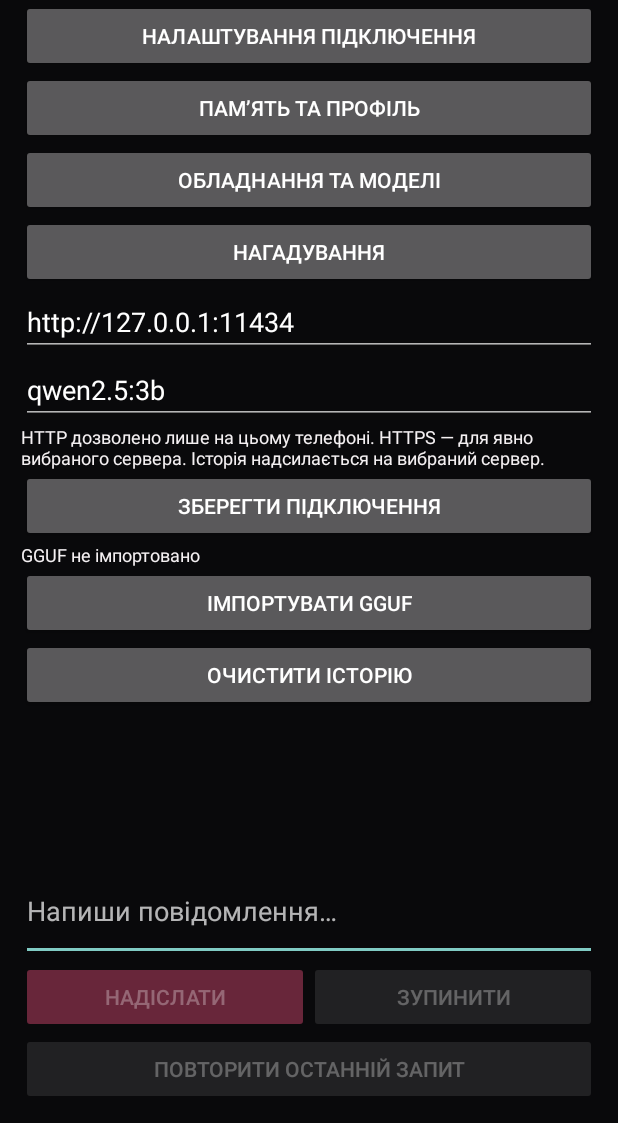
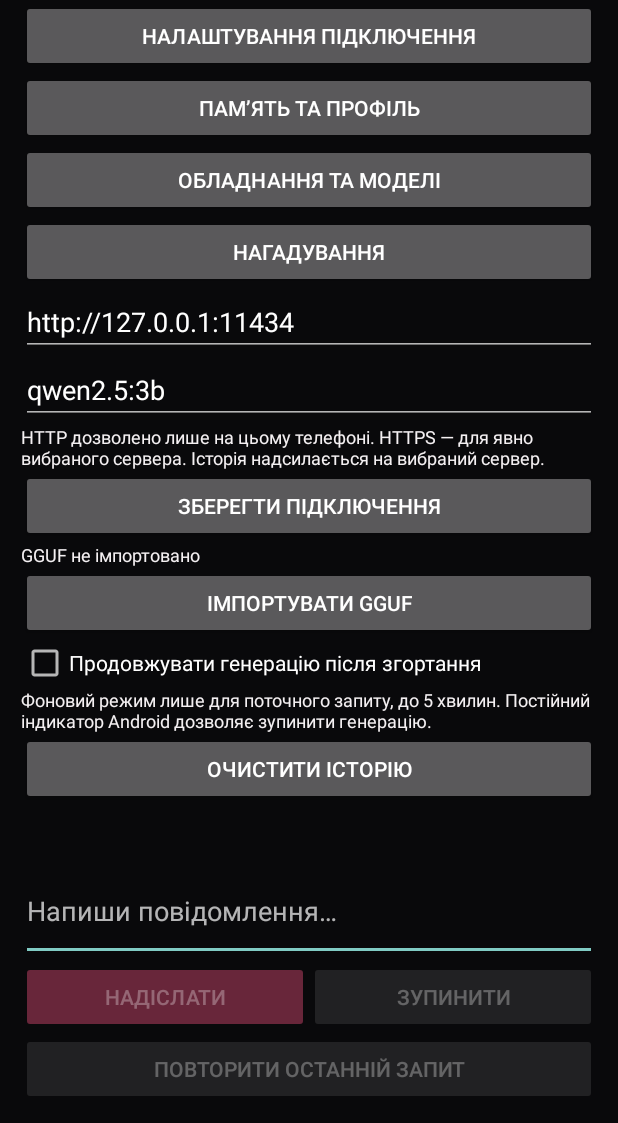
Before and after one commit to mazerfaker/HATORI-AI, an Android app: the screen it shows after launch (MainActivity), after a tap on "НАЛАШТУВАННЯ ПІДКЛЮЧЕННЯ", on a phone screen of 412 x 824 dp, the part 113-1236 px from its top. Run offline under Robolectric (Android 15) with nearby library versions, the phone set to English and light mode, and no system bars; 1 statement that could not run was skipped.

Commit message:
Reconnect mobile UI to persistent in-process generation session

```diff
--- a/android/app/src/main/java/com/hatoriel/app/MainActivity.java
+++ b/android/app/src/main/java/com/hatoriel/app/MainActivity.java
@@ -25,6 +25,9 @@ public final class MainActivity extends Activity {
     private EditText input, endpoint, modelField;
     private Button send,stop,clear;
     private ChatTransport active;
+    private final android.os.Handler sessionHandler=new android.os.Handler(android.os.Looper.getMainLooper());
+    private long sessionRevision=-1;
+    private final Runnable sessionWatch=new Runnable(){public void run(){syncSession();sessionHandler.postDelayed(this,150);}};
     private boolean ready,destroyed,importing;
     private TextView localModelStatus;
     private Button importModel;
@@ -76,14 +79,17 @@ public final class MainActivity extends Activity {
         importModel=new Button(this);importModel.setText("Імпортувати GGUF");settings.addView(importModel);
         importModel.setOnClickListener(v->{if(importing||active!=null)return;new AlertDialog.Builder(this).setTitle("Імпорт локальної моделі").setMessage("Файл копіюється в приватне сховище Hatoriel. Попередня локальна модель буде замінена після успішного імпорту. Запуск моделі ще експериментальний і не підключений.").setNegativeButton("Скасувати",null).setPositiveButton("Обрати файл",(d,w)->{android.content.Intent intent=new android.content.Intent(android.content.Intent.ACTION_OPEN_DOCUMENT);intent.setType("*/*");intent.addCategory(android.content.Intent.CATEGORY_OPENABLE);try{startActivityForResult(intent,71);}catch(android.content.ActivityNotFoundException e){status.setText("Файловий менеджер недоступний");}}).show();});
         refreshLocalModel();
+        CheckBox background=new CheckBox(this);background.setText("Продовжувати генерацію після згортання");background.setChecked(prefs.getBoolean("background_generation",false));settings.addView(background);
+        background.setOnCheckedChangeListener((b,value)->{prefs.edit().putBoolean("background_generation",value).apply();if(value&&android.os.Build.VERSION.SDK_INT>=33&&checkSelfPermission(android.Manifest.permission.POST_NOTIFICATIONS)!=android.content.pm.PackageManager.PERMISSION_GRANTED)requestPermissions(new String[]{android.Manifest.permission.POST_NOTIFICATIONS},46);});
+        settings.addView(label("Фоновий режим лише для поточного запиту, до 5 хвилин. Постійний індикатор Android дозволяє зупинити генерацію.",12));
         clear=new Button(this);clear.setText("Очистити історію");settings.addView(clear);
         clear.setOnClickListener(v->new AlertDialog.Builder(this).setTitle("Видалити локальну історію?").setNegativeButton("Скасувати",null).setPositiveButton("Видалити",(d,w)->{if(active==null){history=new JSONArray();prefs.edit().remove("history").apply();render();}}).show());
         scroll=new ScrollView(this);messages=new LinearLayout(this);messages.setOrientation(LinearLayout.VERTICAL);scroll.addView(messages);root.addView(scroll,new LinearLayout.LayoutParams(-1,0,1));
         input=new EditText(this);input.setHint("Напиши повідомлення…");input.setMinLines(2);input.setMaxLines(4);root.addView(input);
         LinearLayout buttons=new LinearLayout(this);send=new Button(this);send.setText("Надіслати");stop=new Button(this);stop.setText("Зупинити");buttons.addView(send,new LinearLayout.LayoutParams(0,-2,1));buttons.addView(stop,new LinearLayout.LayoutParams(0,-2,1));root.addView(buttons);send.setBackgroundTintList(android.content.res.ColorStateList.valueOf(0xff68263a));retry=new Button(this);retry.setText("Повторити останній запит");root.addView(retry);retry.setOnClickListener(v->retryLast());
         try{status.setText("Rust Core "+NativeCore.version()+" · "+base);ready=true;}catch(LinkageError e){status.setText("Rust Core недоступне: "+e.getMessage());}
-        send.setOnClickListener(v->generate());stop.setOnClickListener(v->{if(active!=null){active.cancel();status.setText("Зупинення…");}});
-        setContentView(root);root.requestApplyInsets();render();busy(false);MobileReminders.channel(this);
+        send.setOnClickListener(v->generate());stop.setOnClickListener(v->{GenerationSession.cancel();syncSession();});
+        setContentView(root);root.requestApplyInsets();render();busy(false);syncSession();MobileReminders.channel(this);
     }
     private void generate(){
         String query=input.getText().toString().trim();if(!ready||active!=null||query.isEmpty())return;
@@ -106,19 +112,27 @@ public final class MainActivity extends Activity {
         // Bound the JNI input while retaining the newest user message.
         while(context.length()>1&&context.toString().getBytes(java.nio.charset.StandardCharsets.UTF_8).length>240000)context.remove(0);
         final String data;try{data=memory.context(context);}catch(JSONException e){status.setText(e.toString());return;}final String server=base,selectedModel=model;
-        ChatTransport transport=new ChatTransport();active=transport;draftText="";render();busy(true);status.setText("Hatoriel думає…");
-        new Thread(()->{
-            String reply=null,error=null;
-            try{String prepared=NativeCore.prepareMemory(data);if(prepared==null||!prepared.startsWith("["))throw new IllegalStateException("Core: "+prepared);
-                final long[] lastUpdate={0};reply=transport.request(server,selectedModel,new JSONArray(prepared),partial->{long now=android.os.SystemClock.elapsedRealtime();if(now-lastUpdate[0]<60)return;lastUpdate[0]=now;runOnUiThread(()->{if(destroyed||active!=transport||transport.isCancelled())return;draftText=partial;draftView.setText(partial);scroll.post(()->scroll.fullScroll(View.FOCUS_DOWN));});});
-            }catch(Exception|LinkageError e){error=e.getMessage()==null?e.toString():e.getMessage();}
-            final String result=reply,failure=error;
-            runOnUiThread(()->{if(destroyed||active!=transport)return;active=null;draftText="";render();busy(false);
-                if(transport.isCancelled()){status.setText("Зупинено");return;}
-                if(failure!=null){status.setText("Помилка: "+failure);return;}
-                try{append("assistant",result);render();busy(false);status.setText("Готово");send.performHapticFeedback(android.view.HapticFeedbackConstants.CLOCK_TICK);}catch(JSONException e){status.setText(e.toString());}
-            });
-        },"hatoriel-inference").start();
+        boolean keep=prefs.getBoolean("background_generation",false);
+        android.os.PowerManager power=getSystemService(android.os.PowerManager.class);
+        if(power!=null&&power.isPowerSaveMode())keep=false;
+        if(android.os.Build.VERSION.SDK_INT>=33&&checkSelfPermission(android.Manifest.permission.POST_NOTIFICATIONS)!=android.content.pm.PackageManager.PERMISSION_GRANTED)keep=false;
+        try{
+            GenerationSession.start(this,data,server,selectedModel,keep);
+            if(keep){try{startForegroundService(new android.content.Intent(this,GenerationService.class));}catch(RuntimeException e){GenerationSession.background=false;GenerationSession.status="Фоновий сервіс недоступний; генерація лише у відкритому чаті";GenerationSession.revision++;}}
+            syncSession();
+        }catch(RuntimeException e){status.setText("Помилка: "+e.getMessage());}
+    }
+    private void syncSession(){
+        if(sessionRevision==GenerationSession.revision)return;
+        sessionRevision=GenerationSession.revision;
+        ChatTransport previous=active;active=GenerationSession.active;
+        draftText=GenerationSession.partial;
+        if(previous!=active||active==null){
+            try{history=new JSONArray(prefs.getString("history","[]"));}catch(JSONException ignored){}
+            render();busy(active!=null);
+            if(previous!=null&&active==null&&"Готово".equals(GenerationSession.status))send.performHapticFeedback(android.view.HapticFeedbackConstants.CLOCK_TICK);
+        }else if(draftView!=null){draftView.setText(draftText);scroll.post(()->scroll.fullScroll(View.FOCUS_DOWN));}
+        if(!GenerationSession.status.isEmpty())status.setText(GenerationSession.status);
     }
     private void offerMemory(String query){
         if(!memory.suggestions())return;
@@ -177,7 +191,9 @@ public final class MainActivity extends Activity {
         remove.setOnClickListener(v->new AlertDialog.Builder(this).setTitle("Видалити локальну модель?").setMessage("Видаляється лише копія в Hatoriel. Початковий файл не змінюється.").setNegativeButton("Скасувати",null).setPositiveButton("Видалити",(d,w)->{if(importing||active!=null)return;try{if(!ModelImport.remove(this))throw new java.io.IOException("Не вдалося видалити");refreshLocalModel();refresh.run();}catch(Exception e){status.setText(e.getMessage());}}).show());
         refresh.run();new AlertDialog.Builder(this).setTitle("Hardware & Model Manager").setView(sv).setPositiveButton("Закрити",null).show();
     }
-    @Override protected void onResume(){super.onResume();MobileReminders.channel(this);MobileReminders.schedule(this);}
+    @Override protected void onResume(){super.onResume();syncSession();sessionHandler.removeCallbacks(sessionWatch);sessionHandler.post(sessionWatch);MobileReminders.channel(this);MobileReminders.schedule(this);}
+    @Override protected void onPause(){sessionHandler.removeCallbacks(sessionWatch);super.onPause();}
+    @Override protected void onStop(){if(!GenerationSession.background&&!isChangingConfigurations())GenerationSession.cancel();super.onStop();}
     @Override public void onRequestPermissionsResult(int request,String[] permissions,int[] results){super.onRequestPermissionsResult(request,permissions,results);if(request==45){MobileReminders.schedule(this);if(!MobileReminders.permitted(this))Toast.makeText(this,"Сповіщення не дозволено",Toast.LENGTH_LONG).show();}}
     private void showReminders(){
         ScrollView sv=new ScrollView(this);LinearLayout panel=new LinearLayout(this);panel.setOrientation(LinearLayout.VERTICAL);panel.setPadding(dp(20),dp(8),dp(20),dp(8));sv.addView(panel);
@@ -201,5 +217,5 @@ public final class MainActivity extends Activity {
     }
     private void refreshLocalModel(){try{java.io.File file=ModelImport.selected(this);localModelStatus.setText(file.isFile()?String.format(java.util.Locale.ROOT,"GGUF: %.2f GiB · імпортовано, запуск ще недоступний",file.length()/1073741824.0):"GGUF не імпортовано");}catch(java.io.IOException e){localModelStatus.setText(e.getMessage());}}
     @Override protected void onActivityResult(int request,int result,android.content.Intent data){super.onActivityResult(request,result,data);if(request!=71||result!=RESULT_OK||data==null||data.getData()==null||importing)return;android.net.Uri uri=data.getData();importing=true;importModel.setEnabled(false);hardwareButton.setEnabled(false);localModelStatus.setText("Імпорт GGUF…");android.content.Context app=getApplicationContext();importWorker=new Thread(()->{String failure=null;try{ModelImport.copy(app,uri);}catch(Exception e){failure=e.getMessage();}final String error=failure;runOnUiThread(()->{if(destroyed)return;importing=false;importModel.setEnabled(active==null);hardwareButton.setEnabled(active==null);if(error==null)refreshLocalModel();else localModelStatus.setText("Імпорт: "+error);});},"hatoriel-model-import");importWorker.start();}
-    @Override protected void onDestroy(){destroyed=true;if(importWorker!=null)importWorker.interrupt();if(active!=null)active.cancel();super.onDestroy();}
+    @Override protected void onDestroy(){destroyed=true;if(importWorker!=null)importWorker.interrupt();sessionHandler.removeCallbacks(sessionWatch);if(isFinishing()&&!GenerationSession.background)GenerationSession.cancel();super.onDestroy();}
 }
```
